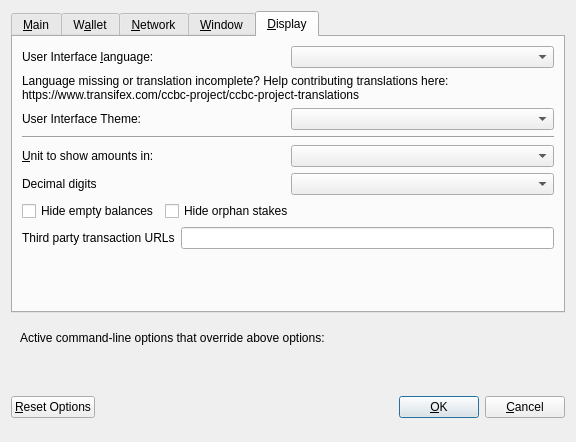
Above: src/qt/forms/optionsdialog.ui from CryptoCashBack-Hub/smrtc before the change. Below: the same form after it.
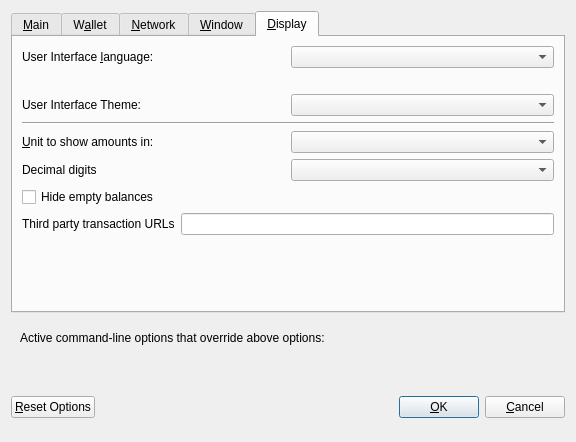
That is the form after the change. The open tabs and pages were chosen to show the change. Custom widgets are drawn as their Qt base class.

What changed in the file:
```diff
--- a/src/qt/forms/optionsdialog.ui
+++ b/src/qt/forms/optionsdialog.ui
@@ -506,8 +506,6 @@
           <string notr="true"/>
          </property>
          <property name="text">
-          <string>Language missing or translation incomplete? Help contributing translations here:
-https://www.transifex.com/ccbc-project/ccbc-project-translations</string>
          </property>
          <property name="wordWrap">
           <bool>true</bool>
@@ -521,7 +519,7 @@
         </widget>
        </item>
        <item>
-        <layout class="QHBoxLayout" name="horizontalLayout_2_Display" stretch="0,0">
+        <layout class="QHBoxLayout" name="horizontalLayout_4_Display" stretch="0,0">
          <item>
           <widget class="QLabel" name="themeLabel">
            <property name="text">
@@ -542,7 +540,7 @@
         </widget>
        </item>
        <item>
-        <layout class="QHBoxLayout" name="horizontalLayout_3_Display">
+        <layout class="QHBoxLayout" name="horizontalLayout_2_Display">
          <item>
           <widget class="QLabel" name="unitLabel">
            <property name="text">
@@ -566,7 +564,7 @@
         </layout>
        </item>
        <item>
-        <layout class="QHBoxLayout" name="horizontalLayout_4_Display">
+        <layout class="QHBoxLayout" name="horizontalLayout_5_Display">
          <item>
           <widget class="QLabel" name="digitsLabel">
            <property name="text">
@@ -580,8 +578,6 @@
         </layout>
        </item>
        <item>
-        <layout class="QHBoxLayout" name="horizontalLayout_5_Display">
-         <item>
           <widget class="QCheckBox" name="checkBoxHideZeroBalances">
            <property name="toolTip">
             <string>Hide empty balances</string>
@@ -595,32 +591,7 @@
           </widget>
          </item>
          <item>
-          <widget class="QCheckBox" name="checkBoxHideOrphans">
-           <property name="toolTip">
-            <string>Hide orphan stakes in transaction lists</string>
-           </property>
-           <property name="text">
-            <string>Hide orphan stakes</string>
-           </property>
-          </widget>
-         </item>
-         <item>
-          <spacer name="horizontalSpacer">
-           <property name="orientation">
-            <enum>Qt::Horizontal</enum>
-           </property>
-           <property name="sizeHint" stdset="0">
-            <size>
-             <width>40</width>
-             <height>20</height>
-            </size>
-           </property>
-          </spacer>
-         </item>
-        </layout>
-       </item>
-       <item>
-        <layout class="QHBoxLayout" name="horizontalLayout_6_Display">
+        <layout class="QHBoxLayout" name="horizontalLayout_3_Display">
          <item>
           <widget class="QLabel" name="thirdPartyTxUrlsLabel">
            <property name="toolTip">
```
Left out of the diff: 10 changed lines with no effect on the pictures. Lines whose indentation alone changed are shown as unchanged.
